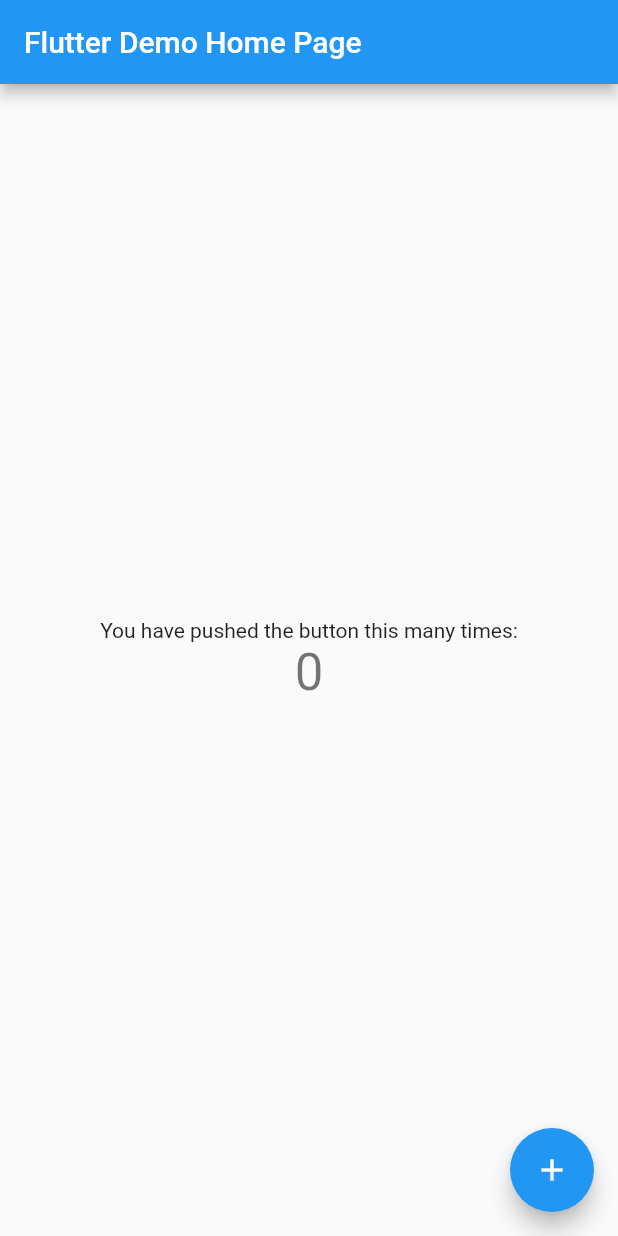
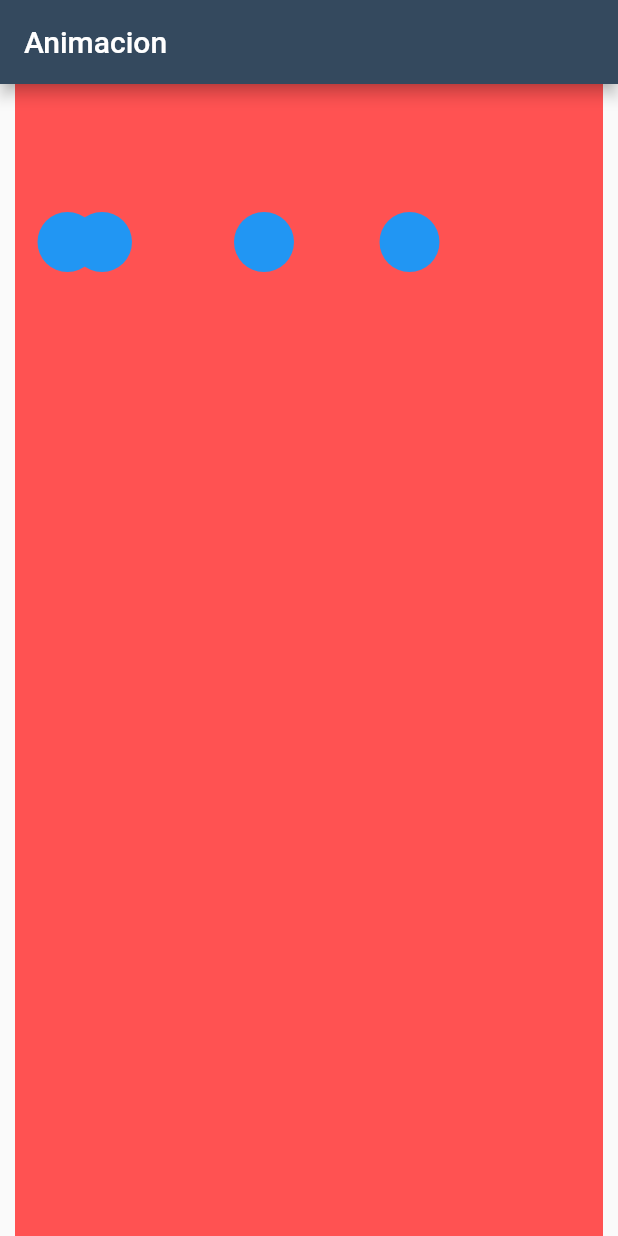
Before and after one commit to JohnnyGG98/app_movij, a Flutter app: the screen it shows after launch, on a phone screen of 412 x 824 dp. Run offline on Flutter 3.47's test engine with Material 2 defaults, Android fonts, the phone set to English and light mode, and no system bars.

Commit message:
Ball Animated

```diff
--- /dev/null
+++ b/lib/animated/balls.dart
@@ -0,0 +1,68 @@
+import 'package:flutter/material.dart';
+
+class BallAnimated extends StatefulWidget {
+  @override
+  _BallAnimatedState createState() => _BallAnimatedState();
+}
+
+class _BallAnimatedState extends State<BallAnimated>
+with TickerProviderStateMixin {
+
+  AnimationController animationController;
+
+  @override
+  void initState() {
+    super.initState();
+    animationController = AnimationController(
+      vsync: this, duration: const Duration(seconds: 10)
+    );
+    animationController.forward();
+  }
+
+  @override
+  Widget build(BuildContext context) {
+    Size size = MediaQuery.of(context).size;
+    //return Ball(controller: animationController, end: 100,);
+    return Stack(
+      children: <Widget>[
+        Container(
+          width: double.infinity,
+          color: Colors.redAccent,
+          height: size.height,
+        ),
+        Ball(controller: animationController, end: size.height, pos: 15,),
+        Ball(controller: animationController, end: size.height, pos: 38,),
+        Ball(controller: animationController, end: size.height, pos: 146,),
+        Ball(controller: animationController, end: size.height, pos: 243,),
+      ],
+    );
+  }
+}
+
+class Ball extends AnimatedWidget {
+
+  final double end;
+  final double pos;
+  static const double SIZE_BALL = 40;
+
+  Ball({AnimationController controller, this.end, this.pos})
+  : super(listenable: Tween<double>(begin: 0, end: end)
+  .animate(controller));
+
+  @override
+  Widget build(BuildContext context) {
+    Animation<double> animation = listenable;
+    return Positioned(
+      bottom: animation.value,
+      left: pos,
+      child: Container(
+        height: SIZE_BALL,
+        width: SIZE_BALL,
+        decoration: BoxDecoration(
+          color: Colors.blue,
+          borderRadius: BorderRadius.circular(SIZE_BALL)
+        ),
+      ),
+    );
+  }
+}
--- a/lib/main.dart
+++ b/lib/main.dart
@@ -1,111 +1,25 @@
+import 'package:app_movij/pages/home.dart';
 import 'package:flutter/material.dart';
 
-void main() => runApp(MyApp());
+void main() async {
+  WidgetsFlutterBinding.ensureInitialized();
+  runApp(MyApp());
+}
 
 class MyApp extends StatelessWidget {
-  // This widget is the root of your application.
   @override
   Widget build(BuildContext context) {
     return MaterialApp(
-      title: 'Flutter Demo',
+      debugShowCheckedModeBanner: false,
+      title: 'Movij',
+      initialRoute: '/',
+      routes: {
+        '/': (BuildContext ct) => HomePage()
+      },
       theme: ThemeData(
-        // This is the theme of your application.
-        //
-        // Try running your application with "flutter run". You'll see the
-        // application has a blue toolbar. Then, without quitting the app, try
-        // changing the primarySwatch below to Colors.green and then invoke
-        // "hot reload" (press "r" in the console where you ran "flutter run",
-        // or simply save your changes to "hot reload" in a Flutter IDE).
-        // Notice that the counter didn't reset back to zero; the application
-        // is not restarted.
-        primarySwatch: Colors.blue,
+        primaryColor: Color.fromRGBO(52, 73, 94, 1.0),
+        accentColor: Color.fromRGBO(39, 174, 96, 1.0)
       ),
-      home: MyHomePage(title: 'Flutter Demo Home Page'),
     );
   }
 }
-
-class MyHomePage extends StatefulWidget {
-  MyHomePage({Key key, this.title}) : super(key: key);
-
-  // This widget is the home page of your application. It is stateful, meaning
-  // that it has a State object (defined below) that contains fields that affect
-  // how it looks.
-
-  // This class is the configuration for the state. It holds the values (in this
-  // case the title) provided by the parent (in this case the App widget) and
-  // used by the build method of the State. Fields in a Widget subclass are
-  // always marked "final".
-
-  final String title;
-
-  @override
-  _MyHomePageState createState() => _MyHomePageState();
-}
-
-class _MyHomePageState extends State<MyHomePage> {
-  int _counter = 0;
-
-  void _incrementCounter() {
-    setState(() {
-      // This call to setState tells the Flutter framework that something has
-      // changed in this State, which causes it to rerun the build method below
-      // so that the display can reflect the updated values. If we changed
-      // _counter without calling setState(), then the build method would not be
-      // called again, and so nothing would appear to happen.
-      _counter++;
-    });
-  }
-
-  @override
-  Widget build(BuildContext context) {
-    // This method is rerun every time setState is called, for instance as done
-    // by the _incrementCounter method above.
-    //
-    // The Flutter framework has been optimized to make rerunning build methods
-    // fast, so that you can just rebuild anything that needs updating rather
-    // than having to individually change instances of widgets.
-    return Scaffold(
-      appBar: AppBar(
-        // Here we take the value from the MyHomePage object that was created by
-        // the App.build method, and use it to set our appbar title.
-        title: Text(widget.title),
-      ),
-      body: Center(
-        // Center is a layout widget. It takes a single child and positions it
-        // in the middle of the parent.
-        child: Column(
-          // Column is also a layout widget. It takes a list of children and
-          // arranges them vertically. By default, it sizes itself to fit its
-          // children horizontally, and tries to be as tall as its parent.
-          //
-          // Invoke "debug painting" (press "p" in the console, choose the
-          // "Toggle Debug Paint" action from the Flutter Inspector in Android
-          // Studio, or the "Toggle Debug Paint" command in Visual Studio Code)
-          // to see the wireframe for each widget.
-          //
-          // Column has various properties to control how it sizes itself and
-          // how it positions its children. Here we use mainAxisAlignment to
-          // center the children vertically; the main axis here is the vertical
-          // axis because Columns are vertical (the cross axis would be
-          // horizontal).
-          mainAxisAlignment: MainAxisAlignment.center,
-          children: <Widget>[
-            Text(
-              'You have pushed the button this many times:',
-            ),
-            Text(
-              '$_counter',
-              style: Theme.of(context).textTheme.display1,
-            ),
-          ],
-        ),
-      ),
-      floatingActionButton: FloatingActionButton(
-        onPressed: _incrementCounter,
-        tooltip: 'Increment',
-        child: Icon(Icons.add),
-      ), // This trailing comma makes auto-formatting nicer for build methods.
-    );
-  }
-}
--- /dev/null
+++ b/lib/pages/home.dart
@@ -0,0 +1,20 @@
+import 'package:app_movij/animated/balls.dart';
+import 'package:flutter/material.dart';
+
+class HomePage extends StatelessWidget {
+
+  @override
+  Widget build(BuildContext context) {
+    return Scaffold(
+      appBar: AppBar(
+        title: Text('Animacion'),
+      ),
+        body: Container(
+          color: Colors.red,
+          margin: EdgeInsets.symmetric(horizontal: 10),
+          child: BallAnimated(),
+          height: MediaQuery.of(context).size.height,
+        ),
+    );
+  }
+}
```
